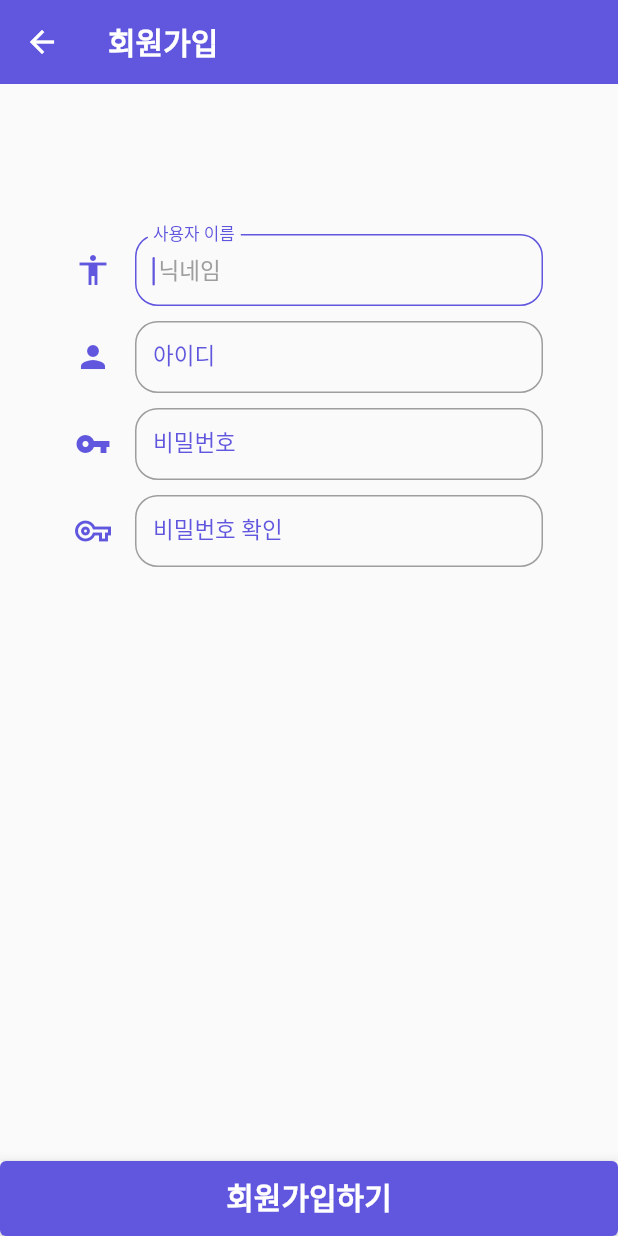
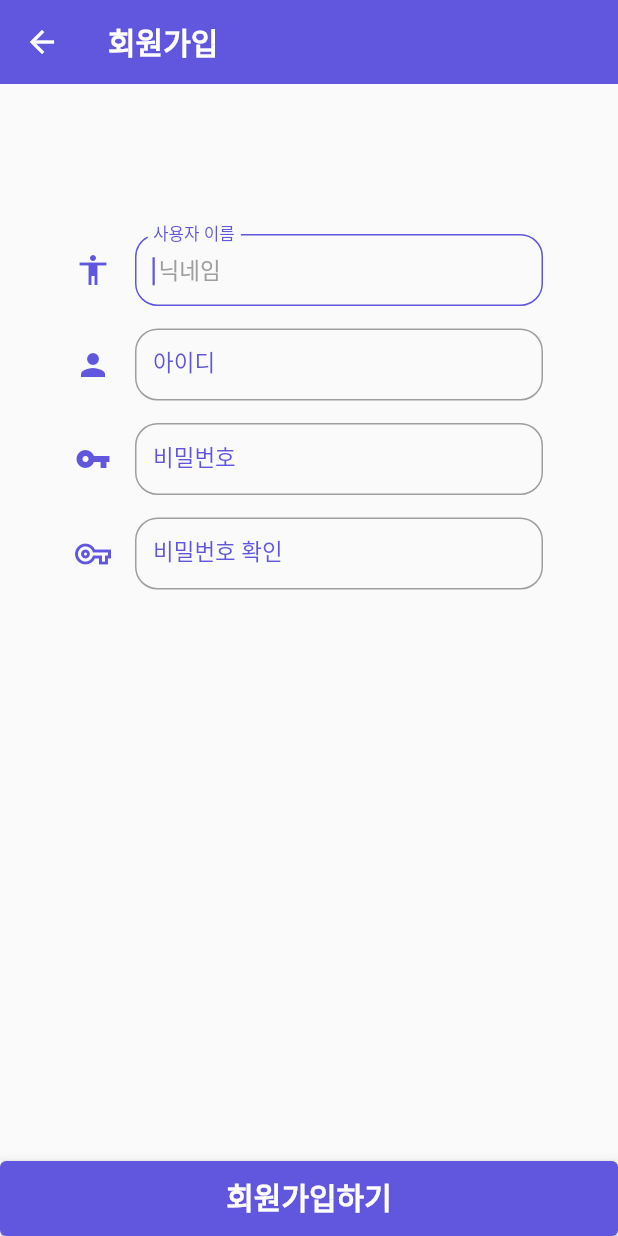
Before and after one commit to Cheon-DM/senior_project, a Flutter app: the SignUp screen opened directly, on a phone screen of 412 x 824 dp. Run offline on Flutter 3.47's test engine with Material 2 defaults, Android fonts, the phone set to English and light mode, and no system bars; our stand-ins replace cloud_firestore, firebase_auth, firebase_core, firebase_storage, geolocator, image_picker and 2 more; missing offline and left inert: excel, kakaomap_webview; accounts and stored records are empty; Roboto replaces fonts that are missing (Leferi).

Commit message:
textField 위아래 공백 수정

```diff
--- a/lib/login/signup.dart
+++ b/lib/login/signup.dart
@@ -139,7 +139,7 @@ class _SignUpState extends State<SignUp> {
                     ),
                   ),
                 ),
-                Container(height: 10),
+                Container(height: 15),
 
                 //아이디 박스
                 TextFormField(
@@ -205,7 +205,7 @@ class _SignUpState extends State<SignUp> {
                     ),
                   ),
                 ),
-                Container(height: 10),
+                Container(height: 15),
 
                 //비밀번호 박스
                 TextFormField(
@@ -272,7 +272,7 @@ class _SignUpState extends State<SignUp> {
                     ),
                   ),
                 ),
-                Container(height: 10),
+                Container(height: 15),
 
                 //비밀번호 확인 박스
                 TextFormField(
```
